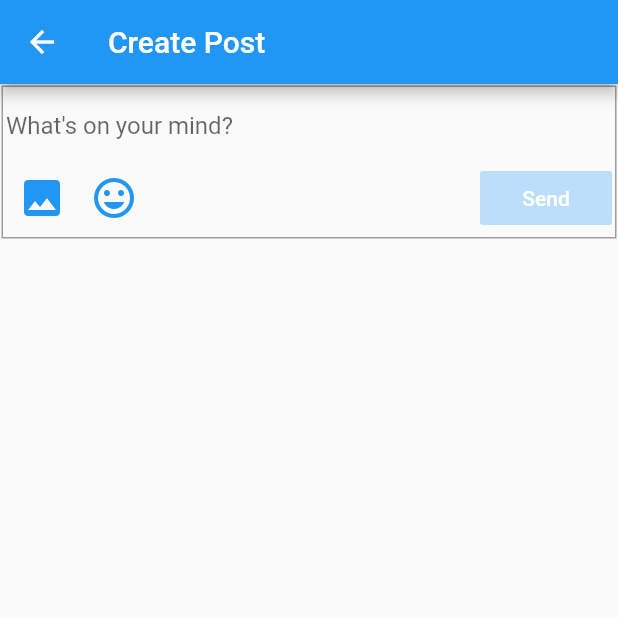
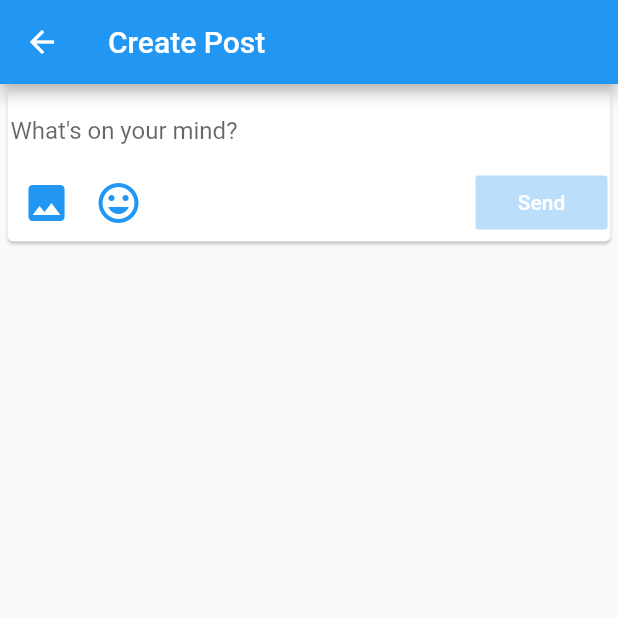
Before and after one commit to daemon29/dotosave_flutter, a Flutter app: the Main_Screen screen opened directly with empty values, after a tap on the "create" icon, on a phone screen of 412 x 824 dp, the top half of it. Run offline on Flutter 3.47's test engine with Material 2 defaults, Android fonts, the phone set to English and light mode, and no system bars; our stand-ins replace cached_network_image, cloud_firestore, firebase_auth, firebase_storage, flutter_image_compress, flutter_screenutil and 6 more; missing offline and left inert: flutter_google_places, google_maps_webservice, tflite; accounts and stored records are empty; statements that could not run were skipped.

Commit message:
main screen update

```diff
--- a/lib/Screens/AddPost_screen.dart
+++ b/lib/Screens/AddPost_screen.dart
@@ -1,11 +1,13 @@
-import 'package:LadyBug/Widgets/Main_Screen/CircleAvatar.dart';
+import 'dart:async';
+import 'dart:io';
 import 'package:cloud_firestore/cloud_firestore.dart';
 import 'package:flutter/material.dart';
+import 'package:flutter/services.dart';
 import 'package:flutter/widgets.dart';
 import 'package:image_picker/image_picker.dart';
 import 'package:firebase_storage/firebase_storage.dart';
+import 'package:flutter_image_compress/flutter_image_compress.dart';
 import 'package:uuid/uuid.dart';
-
 class AddPost extends StatefulWidget {
   final String uid;
   AddPost(this.uid);
@@ -15,20 +17,34 @@ class AddPost extends StatefulWidget {
 
 class AddPostState extends State<AddPost> {
   final String uid;
-  var _file = null;
+  File _file = null;
   bool _visible = false;
   bool _send_clickable = false;
+
+
   Image getImage(var _file) {
-    if (_file == null) return Image.asset("Images/image_02.png");
-    return Image.file(_file);
+    if (_file == null)
+      return Image.asset(
+        "Images/image_02.png",
+      );
+    else {
+      return Image.file(_file,);
+    }
   }
 
   AddPostState(this.uid);
+  Future<File> writeToFile(ByteData data, String path) {
+    final buffer = data.buffer;
+    return new File(path).writeAsBytes(
+        buffer.asUint8List(data.offsetInBytes, data.lengthInBytes));
+  }
 
   String content = "";
-  void UpLoadPost() {
+  void UpLoadPost() async {
     if (_visible) {
+
       var uuid = new Uuid();
+      ///File image = await testCompressAndGetFile(_file, "tempimg");
       String filename = uid + uuid.v1();
       final StorageReference storageRef =
           FirebaseStorage.instance.ref().child('Images').child(filename);
@@ -50,6 +66,7 @@ class AddPostState extends State<AddPost> {
           });
         }
       });
+      // image.delete();
     } else {
       Firestore.instance.collection('Post').document().setData({
         'content': content,
@@ -73,35 +90,12 @@ class AddPostState extends State<AddPost> {
         body: ListView(children: [
           Padding(
               padding: EdgeInsets.fromLTRB(1, 1, 1, 10),
-              child: Container(
-                  width: MediaQuery.of(context).size.width,
-                  decoration: BoxDecoration(
-                    border: Border.all(
-                      color: Colors.grey,
-                      width: 1.0,
-                    ),
-                  ),
+              child: Card(
                   child: Padding(
                       padding: EdgeInsets.all(2),
                       child: Row(
                         crossAxisAlignment: CrossAxisAlignment.start,
                         children: <Widget>[
-                          /* new Flexible(
-                              flex: 1,
-                              child: FutureBuilder(
-                                  future: Firestore.instance
-                                      .collection('User')
-                                      .document(uid)
-                                      .get(),
-                                  builder: (context, snapshot) {
-                                    if (snapshot.connectionState ==
-                                        ConnectionState.waiting)
-                                      return Container();
-                                    else
-                                      return MyCircleAvatar(
-                                          snapshot.data['imageurl']);
-                                  })),*/
-
                           new Flexible(
                               flex: 5,
                               child: new Column(
@@ -165,8 +159,8 @@ class AddPostState extends State<AddPost> {
                                           onPressed: () async {
                                             var image =
                                                 await ImagePicker.pickImage(
-                                                    source:
-                                                        ImageSource.gallery);
+                                                    source: ImageSource.gallery,
+                                                    imageQuality: 10);
                                             if (image == null) return;
                                             setState(() {
                                               _file = image;
--- a/lib/Screens/donationmap_screen.dart
+++ b/lib/Screens/donationmap_screen.dart
@@ -132,8 +132,6 @@ class _DonationMapState extends State<DonationMap> {
 
   Future<void> onSeachBarButtonClick() async {
     try {
-      // show input autocomplete with selected mode
-      // then get the Prediction selected
       Prediction p = await PlacesAutocomplete.show(
         context: context,
         apiKey: place_api,
--- a/lib/Screens/main_screen.dart
+++ b/lib/Screens/main_screen.dart
@@ -19,7 +19,10 @@ class _Main_Screen extends State<Main_Screen> {
   _Main_Screen({Key key, @required this.currentUserId});
 
   Future getPosts() async {
-    QuerySnapshot qs = await _firestore.collection('Post').orderBy('timestamp',descending: true).getDocuments();
+    QuerySnapshot qs = await _firestore
+        .collection('Post')
+        .orderBy('timestamp', descending: true)
+        .getDocuments();
     return qs.documents;
   }
 
@@ -48,13 +51,15 @@ class _Main_Screen extends State<Main_Screen> {
             future: (getPosts()),
             builder: (context, snapshot) {
               if (snapshot.connectionState == ConnectionState.waiting)
-                return Center(child: Text('Loading data... Please wait'));
+                return Center(child: CircularProgressIndicator());
               else {
                 return ListView.builder(
                     itemCount: snapshot.data.length,
                     itemBuilder: (context, index) {
-                      return
-                          Card_View(snapshot.data[index].data,index,currentUserId);
+                      return Padding(
+                          padding: EdgeInsets.fromLTRB(5, 5, 5, 5),
+                          child: Card_View(
+                              snapshot.data[index].data, index, currentUserId));
                     });
               }
             },
--- a/lib/Widgets/Main_Screen/Card_View/CardTopBar.dart
+++ b/lib/Widgets/Main_Screen/Card_View/CardTopBar.dart
@@ -25,7 +25,7 @@ class CardTopBar extends StatelessWidget {
           ? '1 min'
           : temp.inMinutes.toString() + ' mins';
     }
-    return 'now';
+    return 'Now';
   }
 
   @override
--- a/pubspec.yaml
+++ b/pubspec.yaml
@@ -50,6 +50,7 @@ dependencies:
   flutter_google_places: ^0.2.3
   google_maps_webservice: ^0.0.14
   http: ^0.12.0+2
+  flutter_image_compress: ^0.6.3
   #geoflutterfire: 2.0.3+5
 
 dev_dependencies:
```
Also changed, not shown: lib/Widgets/Main_Screen/Card_View/CardContent.dart (+39 -24 lines), lib/Widgets/Main_Screen/Card_View/Card_View.dart (+14 -11 lines), lib/Widgets/Main_Screen/Post_screen/Post_screen.dart (+8 -16 lines), pubspec.lock.
